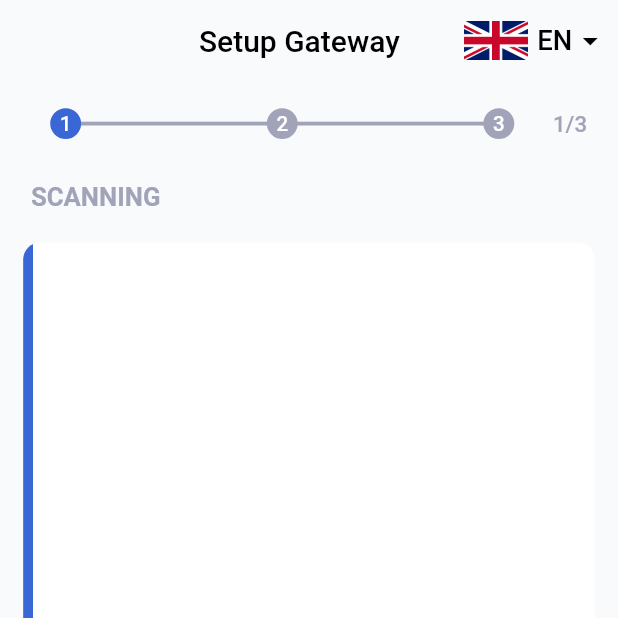
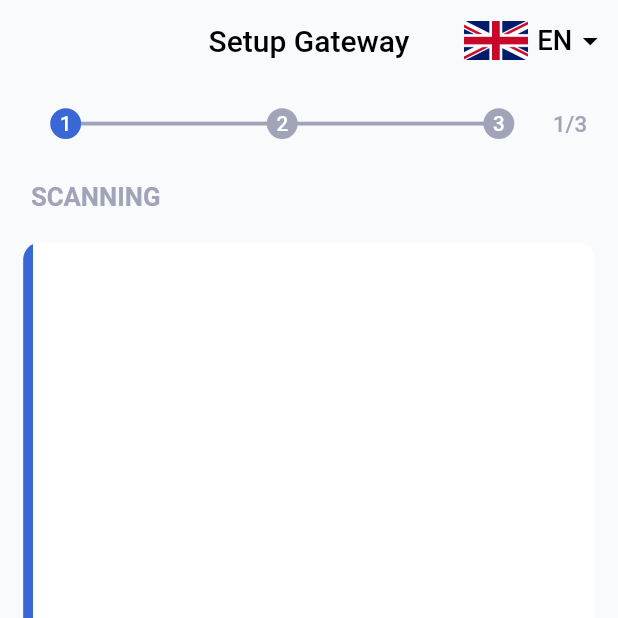
Before and after one commit to GDSC-HSU/gateway, a Flutter app: the SetupScreen screen opened directly, on a phone screen of 412 x 824 dp, the top half of it. Run offline on Flutter 3.47's test engine with Material 2 defaults, Android fonts, the phone set to English and light mode, and no system bars; our stand-ins replace bloc, camera, connectivity, easy_localization, equatable, firebase_core and 5 more; missing offline and left inert: flutter_reactive_ble, google_ml_kit, mqtt_client, tflite; accounts and stored records are empty; statements that could not run were skipped.

```diff
--- a/assets/translations/en.json
+++ b/assets/translations/en.json
@@ -31,7 +31,7 @@
     "second_thing_note_confirm": "After adding device the device will be apper in your ogaziation dashboard",
     "third_thing_note_confirm": "If you have an error, you can watch our video tutorial again",
     "this_is_my_organization": "This is my organization",
-    "gateway_home": "Gateway Home",
+    "gateway_home": "Gateway",
     "body_temperature": "Body Temperature",
     "face_mask": "Face Mask",
     "health_declaration": "Health Declaration",
--- a/assets/translations/vi.json
+++ b/assets/translations/vi.json
@@ -31,7 +31,7 @@
     "second_thing_note_confirm": "Sau khi thêm thiết bị, thiết bị sẽ nằm trong bản điều khiển tổ chức của bạn",
     "third_thing_note_confirm": "Nếu lỗi bạn có thể xem lại video hướng dẫn của chúng tôi",
     "this_is_my_organization": "Đây là tổ chức của tôi",
-    "gateway_home": "Gateway Trang Chủ",
+    "gateway_home": "Gateway",
     "body_temperature": "Nhiệt độ cơ thể",
     "face_mask": "Khẩu trang",
     "health_declaration": "Khai báo sức khỏe",
--- a/lib/screens/gateway_check_screen/gateway_check_screen.dart
+++ b/lib/screens/gateway_check_screen/gateway_check_screen.dart
@@ -87,7 +87,7 @@ class _GatewayCheckScreenState extends State<GatewayCheckScreen> {
       backgroundColor: GatewayColors.scaffoldBgLight,
       appBar: BuildAppBar(
         languageModel: languageModel,
-        title: '',
+        title: LocaleKeys.gateway_home.tr(),
         leading: Image.asset('assets/images/logo_gateway.png'),
       ),
       body: Stack(
--- a/lib/widgets/common/build_appbar.dart
+++ b/lib/widgets/common/build_appbar.dart
@@ -23,22 +23,13 @@ class BuildAppBar extends StatelessWidget implements PreferredSizeWidget {
       shadowColor: Colors.transparent,
       elevation: 0.0,
       backgroundColor: GatewayColors.scaffoldBgLight,
-      title: languageModel.shortName == 'EN' ?
-      Padding(
-        padding: EdgeInsets.only(left: 53.w),
-        child: Text(
-          title,
-          style: const TextStyle(
-            color: Colors.black,
-          ),
-        ),
-      ): Padding(
-        padding: EdgeInsets.only(left: 43.w),
-        child: Text(
-          title,
-          style: const TextStyle(
-            color: Colors.black,
-          ),
+      centerTitle: true,
+      title:
+      //languageModel.shortName == 'EN' ?
+      Text(
+        title,
+        style: const TextStyle(
+          color: Colors.black,
         ),
       ),
       actions: [
```
